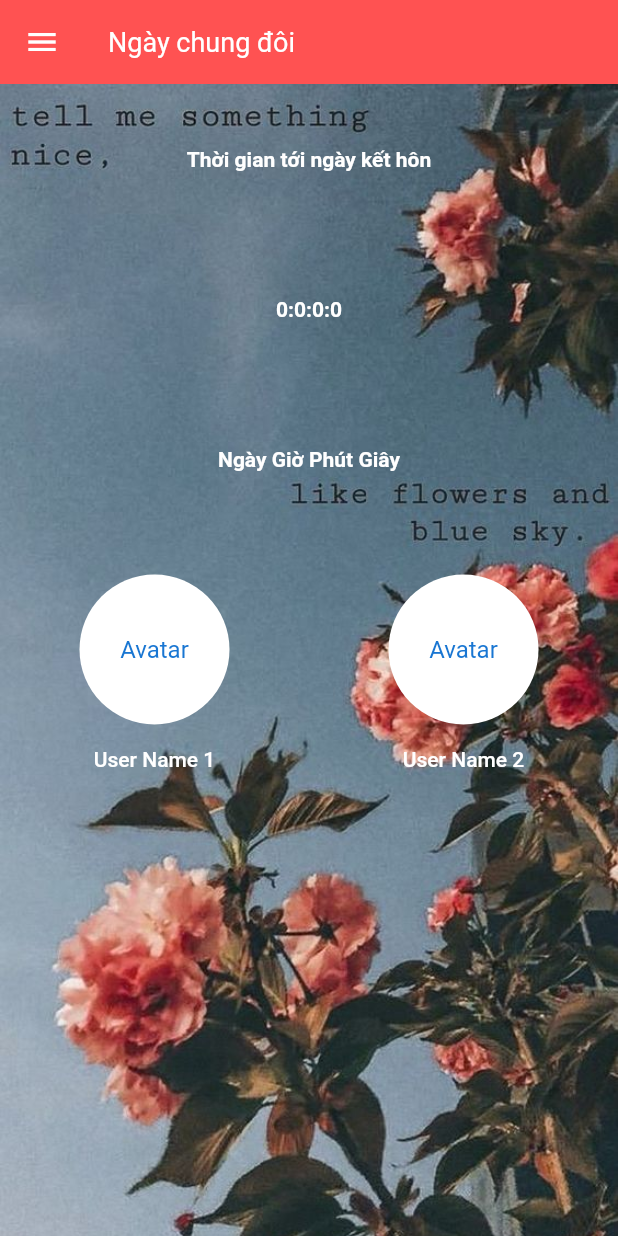
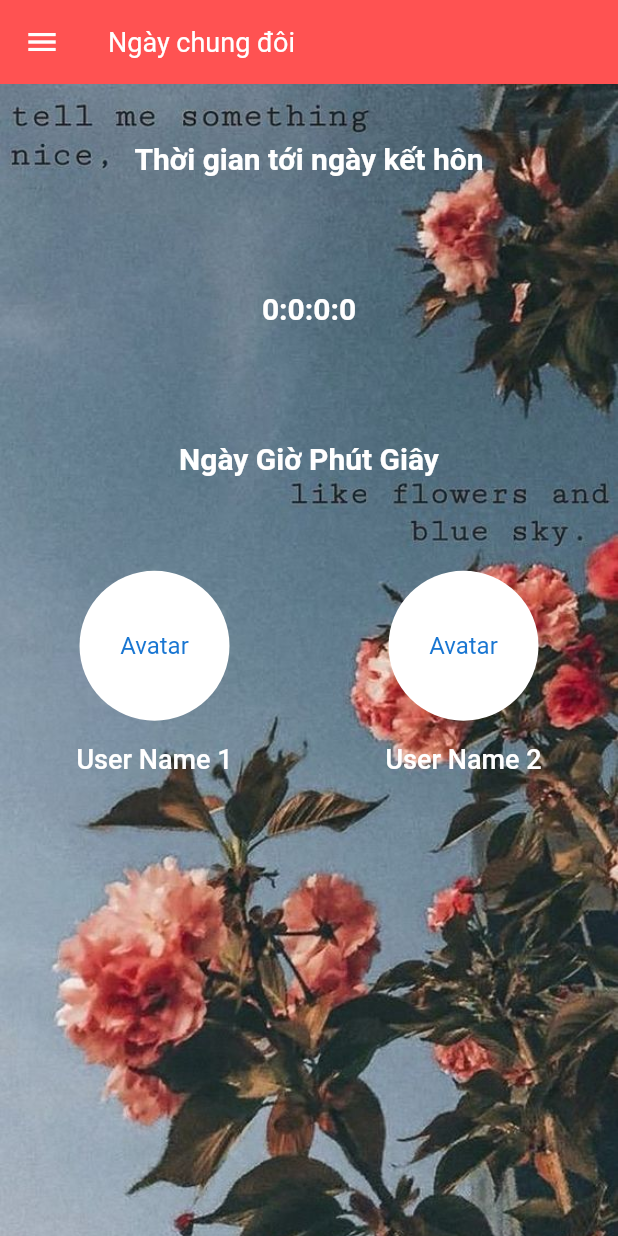
Before and after one commit to ndtam273/OurWedding, a Flutter app: the screen it shows after launch, on a phone screen of 412 x 824 dp. Run offline on Flutter 3.47's test engine with Material 2 defaults, Android fonts, the phone set to English and light mode, and no system bars; Roboto replaces fonts that are missing (Muli).

Commit message:
Change font size

```diff
--- a/lib/screens/CountDownScreen/components/avatar_username_widget.dart
+++ b/lib/screens/CountDownScreen/components/avatar_username_widget.dart
@@ -25,6 +25,7 @@ class AvatarUserNameWidget extends StatelessWidget {
               child: Text(
                 username,
                 style: TextStyle(
+                  fontSize: 18.0,
                   color: Colors.white,
                 ),
               ),
--- a/lib/screens/CountDownScreen/components/infomation_widget.dart
+++ b/lib/screens/CountDownScreen/components/infomation_widget.dart
@@ -18,6 +18,7 @@ class InfomationWidget extends StatelessWidget {
           child: Text(
             title,
             style: TextStyle(
+              fontSize: 20.0,
               fontWeight: FontWeight.bold,
               color: Colors.white,
             ),
```
